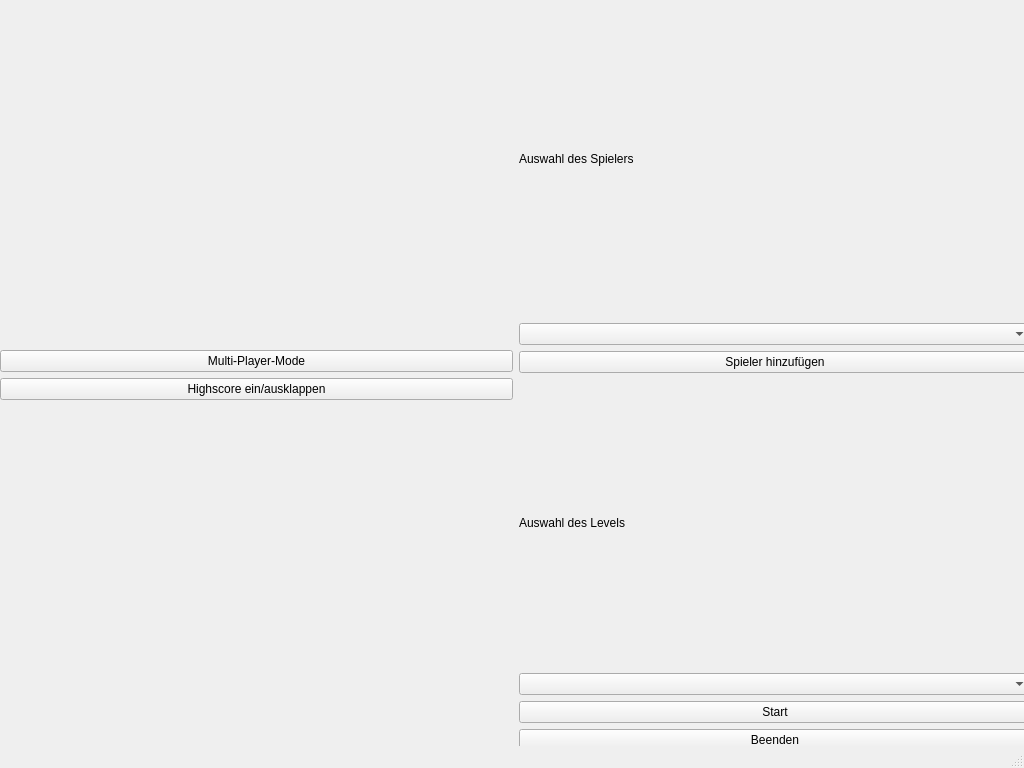
Above: MinigolfSimulator3000/startwindow.ui from jonas154/Minigolf-Simulator-3000 before the change. Below: the same form after it.
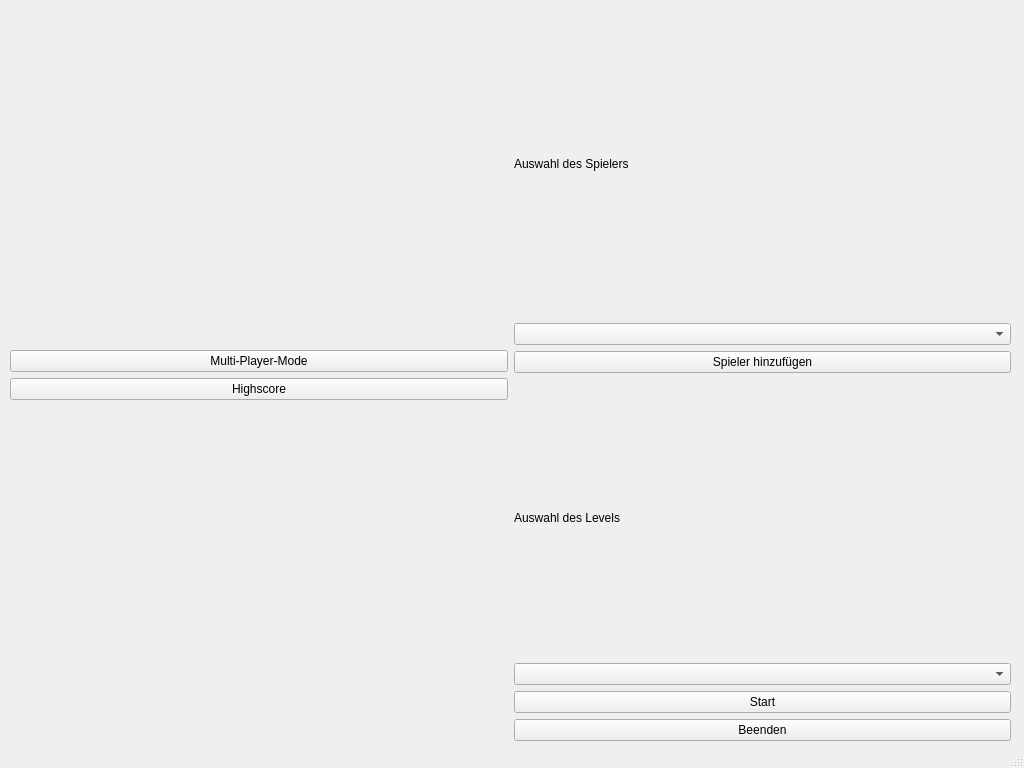
That is the form after the change.

```diff
--- a/MinigolfSimulator3000/startwindow.ui
+++ b/MinigolfSimulator3000/startwindow.ui
@@ -27,10 +27,10 @@
      <widget class="QWidget" name="gridLayoutWidget">
       <property name="geometry">
        <rect>
-        <x>0</x>
-        <y>0</y>
-        <width>1031</width>
-        <height>751</height>
+        <x>10</x>
+        <y>10</y>
+        <width>1001</width>
+        <height>731</height>
        </rect>
       </property>
       <layout class="QGridLayout" name="gridLayout">
@@ -58,7 +58,7 @@
                   </sizepolicy>
                  </property>
                  <property name="text">
-                  <string>Highscore ein/ausklappen</string>
+                  <string>Highscore</string>
                  </property>
                 </widget>
                </item>
```
Left out of the diff: 26 changed lines with no effect on the pictures.
